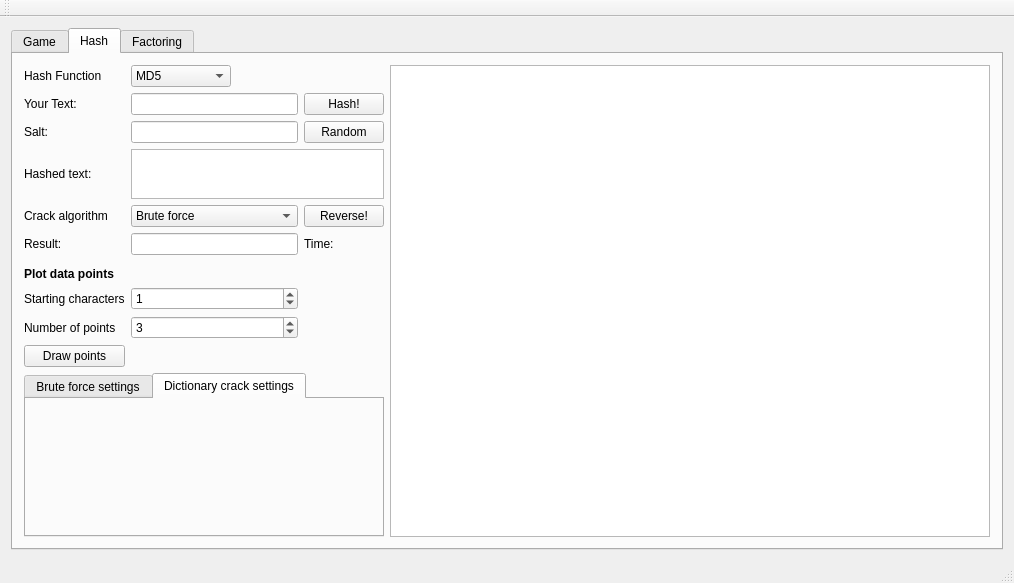
Above: CapstoneCryptography/forms/mainwindow.ui from egandunning/learn-crypto before the change. Below: the same form after it.
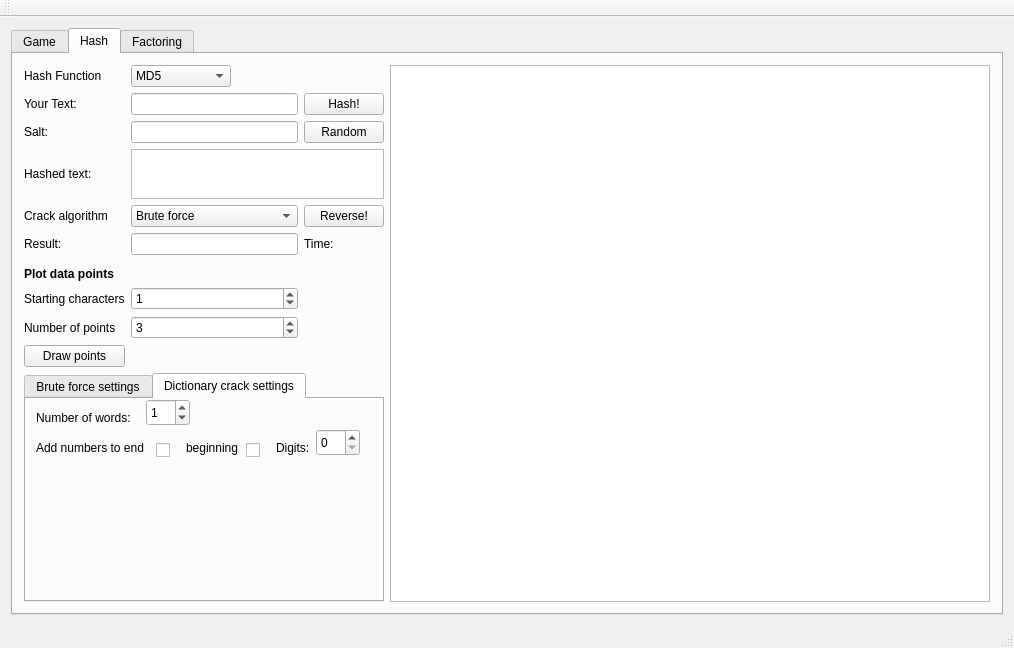
That is the form after the change. The open tabs and pages were chosen to show the change.

```diff
--- a/CapstoneCryptography/forms/mainwindow.ui
+++ b/CapstoneCryptography/forms/mainwindow.ui
@@ -7,7 +7,7 @@
     <x>0</x>
     <y>0</y>
     <width>1014</width>
-    <height>583</height>
+    <height>648</height>
    </rect>
   </property>
   <property name="windowTitle">
@@ -281,6 +281,107 @@
                <attribute name="title">
                 <string>Dictionary crack settings</string>
                </attribute>
+               <widget class="QLabel" name="label_5">
+                <property name="geometry">
+                 <rect>
+                  <x>10</x>
+                  <y>10</y>
+                  <width>111</width>
+                  <height>17</height>
+                 </rect>
+                </property>
+                <property name="text">
+                 <string>Number of words:</string>
+                </property>
+               </widget>
+               <widget class="QSpinBox" name="wordCountSpinBox">
+                <property name="geometry">
+                 <rect>
+                  <x>120</x>
+                  <y>0</y>
+                  <width>44</width>
+                  <height>27</height>
+                 </rect>
+                </property>
+                <property name="value">
+                 <number>1</number>
+                </property>
+               </widget>
+               <widget class="QLabel" name="label_11">
+                <property name="geometry">
+                 <rect>
+                  <x>10</x>
+                  <y>40</y>
+                  <width>121</width>
+                  <height>17</height>
+                 </rect>
+                </property>
+                <property name="text">
+                 <string>Add numbers to end</string>
+                </property>
+               </widget>
+               <widget class="QCheckBox" name="appendCheckBox">
+                <property name="geometry">
+                 <rect>
+                  <x>130</x>
+                  <y>40</y>
+                  <width>88</width>
+                  <height>22</height>
+                 </rect>
+                </property>
+                <property name="text">
+                 <string/>
+                </property>
+               </widget>
+               <widget class="QLabel" name="label_12">
+                <property name="geometry">
+                 <rect>
+                  <x>160</x>
+                  <y>40</y>
+                  <width>59</width>
+                  <height>17</height>
+                 </rect>
+                </property>
+                <property name="text">
+                 <string>beginning</string>
+                </property>
+               </widget>
+               <widget class="QCheckBox" name="prependCheckBox">
+                <property name="geometry">
+                 <rect>
+                  <x>220</x>
+                  <y>40</y>
+                  <width>88</width>
+                  <height>22</height>
+                 </rect>
+                </property>
+                <property name="text">
+                 <string/>
+                </property>
+               </widget>
+               <widget class="QLabel" name="label_13">
+                <property name="geometry">
+                 <rect>
+                  <x>250</x>
+                  <y>40</y>
+                  <width>59</width>
+                  <height>17</height>
+                 </rect>
+                </property>
+                <property name="text">
+                 <string>Digits:</string>
+                </property>
+               </widget>
+               <widget class="QSpinBox" name="digitCountSpinBox">
+                <property name="geometry">
+                 <rect>
+                  <x>290</x>
+                  <y>30</y>
+                  <width>44</width>
+                  <height>27</height>
+                 </rect>
+                </property>
+               </widget>
               </widget>
              </widget>
             </item>
```
Left out of the diff: 19 changed lines with no effect on the pictures.
